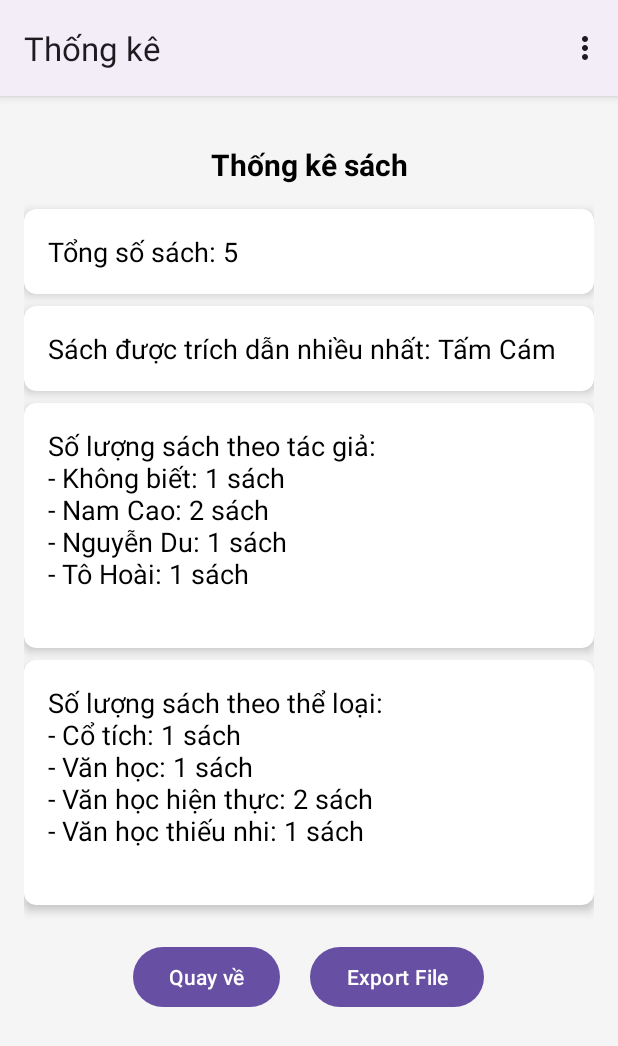
After one commit to XnThnh/BTL_Android, an Android app: the Thongke screen opened directly, with no data from a screen before it, on a phone screen of 412 x 824 dp. The commit adds this screen. Shown: the top 1046 px of the screen. Run offline under Robolectric (Android 15) with nearby library versions, the phone set to English and light mode, and no system bars.

Commit message:
Thong ke

```diff
--- a/app/src/main/AndroidManifest.xml
+++ b/app/src/main/AndroidManifest.xml
@@ -5,6 +5,7 @@
     <uses-permission android:name="android.permission.WRITE_EXTERNAL_STORAGE" />
     <uses-permission android:name="android.permission.POST_NOTIFICATIONS" />
     <uses-permission android:name="android.permission.INTERNET" />
+    <uses-permission android:name="android.permission.READ_EXTERNAL_STORAGE" />
 
     <application
         android:allowBackup="true"
@@ -40,6 +41,10 @@
             android:exported="false"
             android:label="Thêm sách"/>
         <activity
+            android:name=".Thongke"
+            android:exported="false"
+            android:label="Thống kê"/>
+        <activity
 
             android:name=".MainActivity"
             android:exported="true"
--- a/app/src/main/java/com/example/btlandroid/DanhSachSach.java
+++ b/app/src/main/java/com/example/btlandroid/DanhSachSach.java
@@ -64,6 +64,10 @@ public class DanhSachSach extends AppCompatActivity {
             Intent i = new Intent(this,TrichDanActivity.class);
             startActivity(i);
         }
+        if(item.getItemId() == R.id.mnuThongKe){
+            Intent i = new Intent(this,Thongke.class);
+            startActivity(i);
+        }
         return super.onOptionsItemSelected(item);
     }
 
--- /dev/null
+++ b/app/src/main/java/com/example/btlandroid/Thongke.java
@@ -0,0 +1,186 @@
+package com.example.btlandroid;
+
+import android.content.Intent;
+import android.database.Cursor;
+import android.database.sqlite.SQLiteDatabase;
+import android.os.Bundle;
+import android.os.Environment;
+import android.view.View;
+import android.widget.Button;
+import android.widget.TextView;
+import android.view.Menu;
+import android.view.MenuItem;
+import android.widget.Toast;
+import androidx.appcompat.app.AppCompatActivity;
+import java.io.BufferedWriter;
+import java.io.File;
+import java.io.FileWriter;
+import java.io.IOException;
+
+
+public class Thongke extends AppCompatActivity {
+    public static final int menu_thong_ke_sach = 0x7f080001;
+    public static final int menu_thong_ke_trich_dan = 0x7f080002;
+    private DBHelper dbHelper;
+    private TextView txtTitle,txtTongSoSach, txtTongSoCauTrichDan, txtSachDuocTrichDanNhieuNhat, txtSoLuongSachTheoTacGia, txtSoLuongSachTheoLoai, txtDanhSachSachTheoLoai, txtSoLuongTrichDanTheoSach;
+
+    @Override
+    protected void onCreate(Bundle savedInstanceState) {
+        super.onCreate(savedInstanceState);
+        setContentView(R.layout.activity_thongke);
+
+        txtTitle = findViewById(R.id.txtTitle);
+        txtTongSoSach = findViewById(R.id.txtTongSoSach);
+        txtTongSoCauTrichDan = findViewById(R.id.txtTongSoCauTrichDan);
+        txtSachDuocTrichDanNhieuNhat = findViewById(R.id.txtSachDuocTrichDanNhieuNhat);
+        txtSoLuongSachTheoTacGia = findViewById(R.id.txtSoLuongSachTheoTacGia);
+        txtSoLuongSachTheoLoai = findViewById(R.id.txtSoLuongSachTheoLoai);
+        txtSoLuongTrichDanTheoSach = findViewById(R.id.txtSoLuongTrichDanTheoSach);
+
+        dbHelper = new DBHelper(this);
+
+        hienThiThongKeSach();
+        findViewById(R.id.btnBackToMain).setOnClickListener(v -> {
+            Intent intent = new Intent(Thongke.this, DanhSachSach.class);
+            startActivity(intent);
+            finish();
+        });
+        Button btnExportFile = findViewById(R.id.btnExportFile);
+        btnExportFile.setOnClickListener(v -> exportFile());
+    }
+    @Override
+    public boolean onCreateOptionsMenu(Menu menu) {
+        getMenuInflater().inflate(R.menu.menu_thongke, menu);
+        return true;
+    }
+
+    @Override
+    public boolean onOptionsItemSelected(MenuItem item) {
+        int id = item.getItemId();
+        if (id == R.id.menu_thong_ke_sach) {
+            hienThiThongKeSach();
+            return true;
+        } else if (id == R.id.menu_thong_ke_trich_dan) {
+            hienThiThongKeTrichDan();
+            return true;
+        }
+        return super.onOptionsItemSelected(item);
+    }
+    private void hienThiThongKeSach() {
+        txtTitle.setText("Thống kê sách");
+        SQLiteDatabase db = dbHelper.getReadableDatabase();
+        Cursor cursor = db.rawQuery("SELECT COUNT(*) FROM Sach", null);
+        if (cursor.moveToFirst()) {
+            txtTongSoSach.setText("Tổng số sách: " + cursor.getInt(0));
+        }
+        cursor.close();
+
+        cursor = db.rawQuery("SELECT tenSach, COUNT(*) as soLan FROM TrichDan JOIN Sach ON TrichDan.sachId = Sach.id GROUP BY tenSach ORDER BY soLan DESC LIMIT 1", null);
+        if (cursor.moveToFirst()) {
+            txtSachDuocTrichDanNhieuNhat.setText("Sách được trích dẫn nhiều nhất: " + cursor.getString(0));
+        } else {
+            txtSachDuocTrichDanNhieuNhat.setText("Sách được trích dẫn nhiều nhất: Không có dữ liệu");
+        }
+        cursor.close();
+
+        cursor = db.rawQuery("SELECT tacGia, COUNT(*) FROM Sach GROUP BY tacGia", null);
+        StringBuilder sb = new StringBuilder();
+        while (cursor.moveToNext()) {
+            sb.append("- ").append(cursor.getString(0)).append(": ").append(cursor.getInt(1)).append(" sách\n");
+        }
+        txtSoLuongSachTheoTacGia.setText("Số lượng sách theo tác giả:\n" +  sb.toString());
+        cursor.close();
+
+        // Số lượng sách theo loại
+        cursor = db.rawQuery("SELECT LoaiSach.ten, COUNT(*) FROM Sach JOIN LoaiSach ON Sach.loaiSachId = LoaiSach.id GROUP BY LoaiSach.ten", null);
+        sb = new StringBuilder();
+        while (cursor.moveToNext()) {
+            sb.append("- ").append(cursor.getString(0)).append(": ").append(cursor.getInt(1)).append(" sách\n");
+        }
+        txtSoLuongSachTheoLoai.setText("Số lượng sách theo thể loại:\n" + sb.toString());
+        cursor.close();
+
+
+        db.close();
+        txtTongSoCauTrichDan.setVisibility(View.GONE);
+        findViewById(R.id.cardViewTrichDan).setVisibility(View.GONE);
+        findViewById(R.id.cardViewTrichDan1).setVisibility(View.GONE);
+        txtSoLuongTrichDanTheoSach.setVisibility(View.GONE);
+        txtSoLuongSachTheoLoai.setVisibility(View.VISIBLE);
+        txtTongSoSach.setVisibility(View.VISIBLE);
+        txtSachDuocTrichDanNhieuNhat.setVisibility(View.VISIBLE);
+        txtSoLuongSachTheoTacGia.setVisibility(View.VISIBLE);
+        findViewById(R.id.cardViewSach).setVisibility(View.VISIBLE);
+        findViewById(R.id.cardViewSach1).setVisibility(View.VISIBLE);
+        findViewById(R.id.cardViewSach2).setVisibility(View.VISIBLE);
+        findViewById(R.id.cardViewSach3).setVisibility(View.VISIBLE);
+    }
+    private void hienThiThongKeTrichDan() {
+        txtTitle.setText("Thống kê trích dẫn");
+        SQLiteDatabase db = dbHelper.getReadableDatabase();
+
+        Cursor cursor;
+        StringBuilder sb;
+
+        cursor = db.rawQuery("SELECT COUNT(*) FROM TrichDan", null);
+        if (cursor.moveToFirst()) {
+            txtTongSoCauTrichDan.setText("Tổng số câu trích dẫn: " + cursor.getInt(0));
+        }
+        cursor.close();
+
+        cursor = db.rawQuery("SELECT Sach.tenSach, COUNT(TrichDan.id) FROM Sach LEFT JOIN TrichDan ON Sach.id = TrichDan.sachId GROUP BY Sach.tenSach", null);
+        sb = new StringBuilder();
+        while (cursor.moveToNext()) {
+            sb.append("- ").append(cursor.getString(0))
+                    .append(": ").append(cursor.getInt(1))
+                    .append(" câu trích dẫn\n");
+        }
+        txtSoLuongTrichDanTheoSach.setText("Danh sách số lượng câu trích dẫn theo sách:\n" + sb.toString());
+        cursor.close();
+
+        db.close();
+        txtTongSoCauTrichDan.setVisibility(View.VISIBLE);
+        txtSoLuongTrichDanTheoSach.setVisibility(View.VISIBLE);
+        findViewById(R.id.cardViewTrichDan).setVisibility(View.VISIBLE);
+        findViewById(R.id.cardViewTrichDan1).setVisibility(View.VISIBLE);
+        txtTongSoSach.setVisibility(View.GONE);
+        txtSoLuongSachTheoTacGia.setVisibility(View.GONE);
+        txtSachDuocTrichDanNhieuNhat.setVisibility(View.GONE);
+        txtSoLuongSachTheoLoai.setVisibility(View.GONE);
+        findViewById(R.id.cardViewSach).setVisibility(View.GONE);
+        findViewById(R.id.cardViewSach1).setVisibility(View.GONE);
+        findViewById(R.id.cardViewSach2).setVisibility(View.GONE);
+        findViewById(R.id.cardViewSach3).setVisibility(View.GONE);
+
+    }
+
+    private void exportFile() {
+        // Lấy đường dẫn thư mục lưu trữ
+        File folder = new File(getExternalFilesDir(null), "ThongKeThongBao");
+        if (!folder.exists()) {
+            folder.mkdirs();
+        }
+
+        File file = new File(folder, "ThongKe_Sach.txt");
+        try (BufferedWriter writer = new BufferedWriter(new FileWriter(file))) {
+
+            writer.write("THỐNG KÊ SÁCH VÀ TRÍCH DẪN\n\n");
+
+            writer.write("Tổng số sách: " + txtTongSoSach.getText().toString() + "\n");
+            writer.write("Sách được trích dẫn nhiều nhất: " + txtSachDuocTrichDanNhieuNhat.getText().toString() + "\n");
+            writer.write("Số lượng sách theo tác giả:\n" + txtSoLuongSachTheoTacGia.getText().toString() + "\n");
+            writer.write("Số lượng sách theo thể loại:\n" + txtSoLuongSachTheoLoai.getText().toString() + "\n");
+
+            writer.write("\nTHỐNG KÊ TRÍCH DẪN\n\n");
+            writer.write("Tổng số câu trích dẫn: " + txtTongSoCauTrichDan.getText().toString() + "\n");
+            writer.write("Danh sách số lượng câu trích dẫn theo sách:\n" + txtSoLuongTrichDanTheoSach.getText().toString());
+
+            writer.flush();
+            Toast.makeText(this, "File đã được xuất thành công!", Toast.LENGTH_SHORT).show();
+        } catch (IOException e) {
+            e.printStackTrace();
+            Toast.makeText(this, "Lỗi xuất file!", Toast.LENGTH_SHORT).show();
+        }
+    }
+
+}
--- /dev/null
+++ b/app/src/main/res/layout/activity_thongke.xml
@@ -0,0 +1,192 @@
+<?xml version="1.0" encoding="utf-8"?>
+<ScrollView xmlns:android="http://schemas.android.com/apk/res/android"
+    xmlns:app="http://schemas.android.com/apk/res-auto"
+    android:layout_width="match_parent"
+    android:layout_height="match_parent"
+    android:padding="16dp"
+    android:background="#F5F5F5">
+
+    <LinearLayout
+        android:layout_width="match_parent"
+        android:layout_height="wrap_content"
+        android:orientation="vertical"
+        android:spacing="8dp">
+
+        <TextView
+            android:id="@+id/txtTitle"
+            android:layout_width="match_parent"
+            android:layout_height="wrap_content"
+            android:text="Thống kê"
+            android:textSize="20sp"
+            android:textStyle="bold"
+            android:gravity="center"
+            android:padding="16dp"
+            android:textColor="#000000" />
+
+        <androidx.cardview.widget.CardView
+            android:id="@+id/cardViewSach"
+            android:layout_width="match_parent"
+            android:layout_height="wrap_content"
+            android:layout_marginBottom="8dp"
+            app:cardElevation="4dp"
+            app:cardCornerRadius="8dp">
+
+            <LinearLayout
+                android:layout_width="match_parent"
+                android:layout_height="wrap_content"
+                android:orientation="vertical"
+                android:padding="16dp">
+
+                <TextView
+                    android:id="@+id/txtTongSoSach"
+                    android:layout_width="wrap_content"
+                    android:layout_height="wrap_content"
+                    android:text="Tổng số sách: "
+                    android:textColor="#000000"
+                    android:textSize="18sp" />
+            </LinearLayout>
+        </androidx.cardview.widget.CardView>
+
+        <androidx.cardview.widget.CardView
+            android:id="@+id/cardViewTrichDan"
+            android:layout_width="match_parent"
+            android:layout_height="wrap_content"
+            android:layout_marginBottom="8dp"
+            app:cardElevation="4dp"
+            app:cardCornerRadius="8dp">
+
+            <LinearLayout
+                android:layout_width="match_parent"
+                android:layout_height="wrap_content"
+                android:orientation="vertical"
+                android:padding="16dp">
+
+                <TextView
+                    android:id="@+id/txtTongSoCauTrichDan"
+                    android:layout_width="wrap_content"
+                    android:layout_height="wrap_content"
+                    android:text="Tổng số câu trích dẫn: "
+                    android:textColor="#000000"
+                    android:textSize="18sp" />
+            </LinearLayout>
+        </androidx.cardview.widget.CardView>
+
+        <androidx.cardview.widget.CardView
+            android:id="@+id/cardViewSach1"
+            android:layout_width="match_parent"
+            android:layout_height="wrap_content"
+            android:layout_marginBottom="8dp"
+            app:cardElevation="4dp"
+            app:cardCornerRadius="8dp">
+
+            <LinearLayout
+                android:layout_width="match_parent"
+                android:layout_height="wrap_content"
+                android:orientation="vertical"
+                android:padding="16dp">
+
+                <TextView
+                    android:id="@+id/txtSachDuocTrichDanNhieuNhat"
+                    android:layout_width="wrap_content"
+                    android:layout_height="wrap_content"
+                    android:text="Sách được trích dẫn nhiều nhất: "
+                    android:textColor="#000000"
+                    android:textSize="18sp" />
+            </LinearLayout>
+        </androidx.cardview.widget.CardView>
+
+        <androidx.cardview.widget.CardView
+            android:id="@+id/cardViewSach2"
+            android:layout_width="match_parent"
+            android:layout_height="wrap_content"
+            android:layout_marginBottom="8dp"
+            app:cardElevation="4dp"
+            app:cardCornerRadius="8dp">
+
+            <LinearLayout
+                android:layout_width="match_parent"
+                android:layout_height="wrap_content"
+                android:orientation="vertical"
+                android:padding="16dp">
+
+                <TextView
+                    android:id="@+id/txtSoLuongSachTheoTacGia"
+                    android:layout_width="wrap_content"
+                    android:layout_height="wrap_content"
+                    android:text="Số lượng sách theo tác giả: "
+                    android:textColor="#000000"
+                    android:textSize="18sp" />
+            </LinearLayout>
+        </androidx.cardview.widget.CardView>
+
+        <androidx.cardview.widget.CardView
+            android:id="@+id/cardViewSach3"
+            android:layout_width="match_parent"
+            android:layout_height="wrap_content"
+            android:layout_marginBottom="8dp"
+            app:cardElevation="4dp"
+            app:cardCornerRadius="8dp">
+
+            <LinearLayout
+                android:layout_width="match_parent"
+                android:layout_height="wrap_content"
+                android:orientation="vertical"
+                android:padding="16dp">
+
+                <TextView
+                    android:id="@+id/txtSoLuongSachTheoLoai"
+                    android:layout_width="wrap_content"
+                    android:layout_height="wrap_content"
+                    android:text="Số lượng sách theo thể loại: "
+                    android:textColor="#000000"
+                    android:textSize="18sp" />
+            </LinearLayout>
+        </androidx.cardview.widget.CardView>
+
+
+        <androidx.cardview.widget.CardView
+            android:id="@+id/cardViewTrichDan1"
+            android:layout_width="match_parent"
+            android:layout_height="wrap_content"
+            android:layout_marginBottom="8dp"
+            app:cardElevation="4dp"
+            app:cardCornerRadius="8dp">
+
+            <LinearLayout
+                android:layout_width="match_parent"
+                android:layout_height="wrap_content"
+                android:orientation="vertical"
+                android:padding="16dp">
+
+                <TextView
+                    android:id="@+id/txtSoLuongTrichDanTheoSach"
+                    android:layout_width="wrap_content"
+                    android:layout_height="wrap_content"
+                    android:text="Số lượng trích dẫn theo sách: "
+                    android:textColor="#000000"
+                    android:textSize="18sp" />
+            </LinearLayout>
+        </androidx.cardview.widget.CardView>
+
+        <LinearLayout
+            android:layout_width="match_parent"
+            android:layout_height="wrap_content"
+            android:orientation="horizontal"
+            android:gravity="center_horizontal"
+            android:layout_marginTop="16dp">
+
+            <Button
+                android:id="@+id/btnBackToMain"
+                android:layout_width="wrap_content"
+                android:layout_height="wrap_content"
+                android:text="Quay về"
+                android:layout_marginEnd="20dp" />
+
+            <Button
+                android:id="@+id/btnExportFile"
+                android:layout_width="wrap_content"
+                android:layout_height="wrap_content"
+                android:text="Export File" />
+        </LinearLayout>
+    </LinearLayout>
+</ScrollView>
--- a/app/src/main/res/menu/context_menu.xml
+++ b/app/src/main/res/menu/context_menu.xml
@@ -3,4 +3,5 @@
     <item android:id="@+id/mnuThemSach" android:title="Thêm sách" />
     <item android:id="@+id/mnuDangXuat" android:title="Đăng xuất" />
     <item android:id="@+id/mnuTrichDan" android:title="Trích dẫn" />
+    <item android:id="@+id/mnuThongKe" android:title="Thống kê" />
 </menu>
--- /dev/null
+++ b/app/src/main/res/menu/menu_thongke.xml
@@ -0,0 +1,9 @@
+<?xml version="1.0" encoding="utf-8"?>
+<menu xmlns:android="http://schemas.android.com/apk/res/android">
+    <item
+        android:id="@+id/menu_thong_ke_sach"
+        android:title="Thống Kê Sách" />
+    <item
+        android:id="@+id/menu_thong_ke_trich_dan"
+        android:title="Thống Kê Trích Dẫn" />
+</menu>
```
